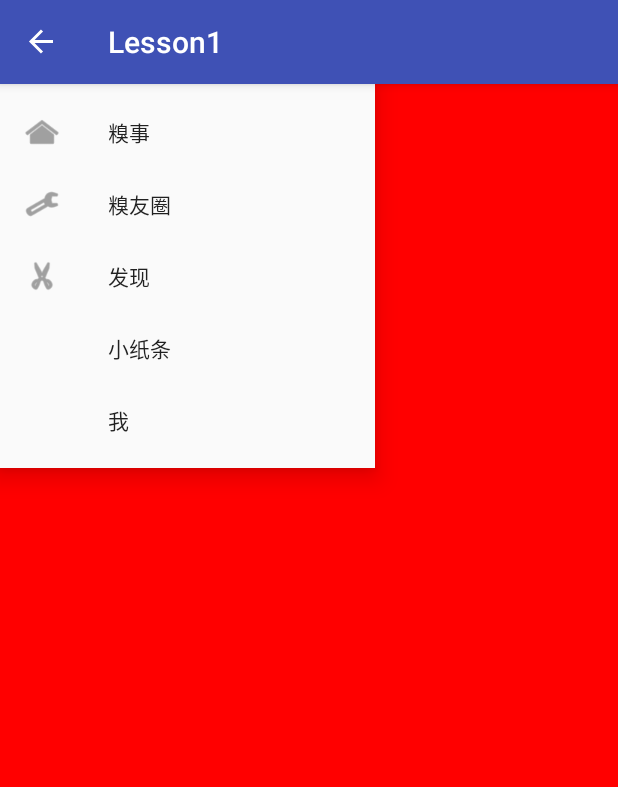
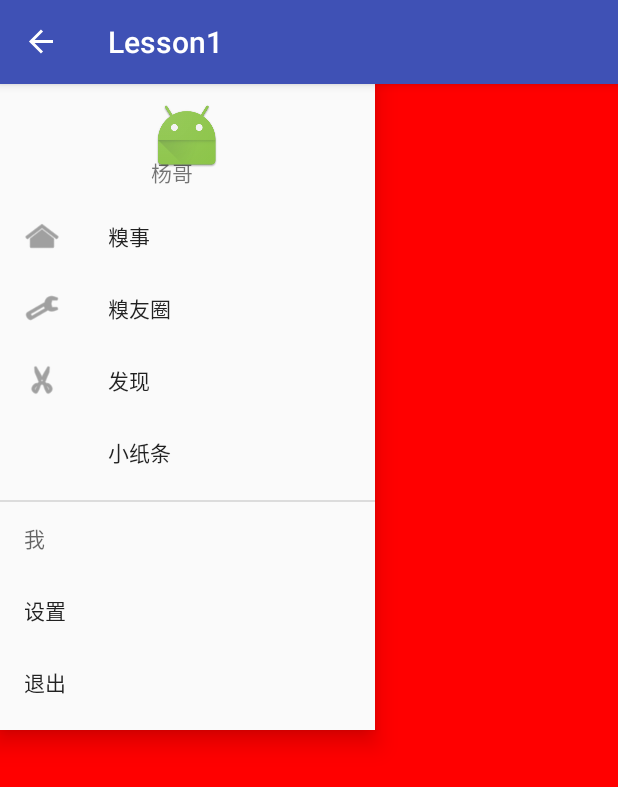
Before and after one commit to firengY/Lesson1, an Android app: the screen it shows after launch (MainActivity), with the side drawer open, on a phone screen of 412 x 824 dp. Shown: the top 787 px of the screen. Run offline under Robolectric (Android 15) with nearby library versions, the phone set to English and light mode, and no system bars.

Commit message:
update 1.0

```diff
--- a/app/src/main/res/layout/activity_main.xml
+++ b/app/src/main/res/layout/activity_main.xml
@@ -13,7 +13,7 @@
         android:layout_height="wrap_content"
         android:layout_gravity="start|left"
         app:menu="@menu/menu_first_project"
-        app:header=""/>
+        app:headerLayout="@layout/header_first_project"/>
 
     <FrameLayout
         android:layout_width="match_parent"
--- a/app/src/main/res/menu/menu_first_project.xml
+++ b/app/src/main/res/menu/menu_first_project.xml
@@ -13,10 +13,17 @@
             android:id="@+id/item_discovery"
             android:icon="@mipmap/ic_menu_cut"
             android:title="发现" />
-        <item android:id="@+id/item_note"
-            android:title="小纸条"/>
+        <item
+            android:id="@+id/item_note"
+            android:title="小纸条" />
     </group>
-        <item android:id="@+id/item_self"
-            android:title="我"/>
+    <item android:title="我">
+        <menu>
+            <item android:id="@+id/subitem_setting"
+                android:title="设置"/>
+            <item android:id="@+id/subitem_quit"
+                android:title="退出"/>
+        </menu>
+    </item>
 
 </menu>
```
